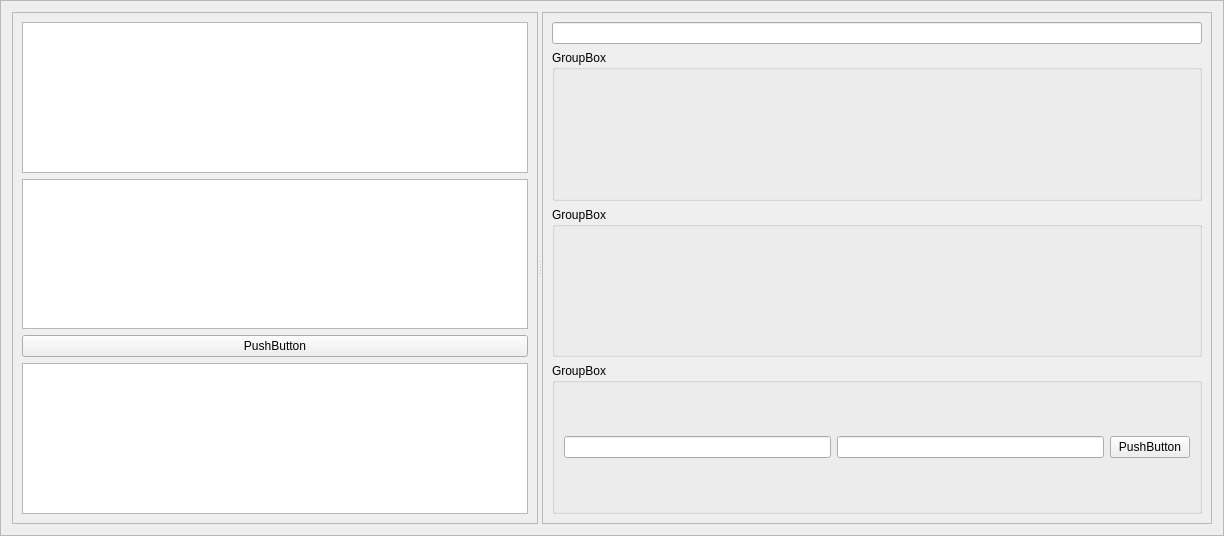
This is paws/ui/qtui/wf_editor.ui in slaclab/paws as Qt 5 draws it before an edit. The edited form follows.
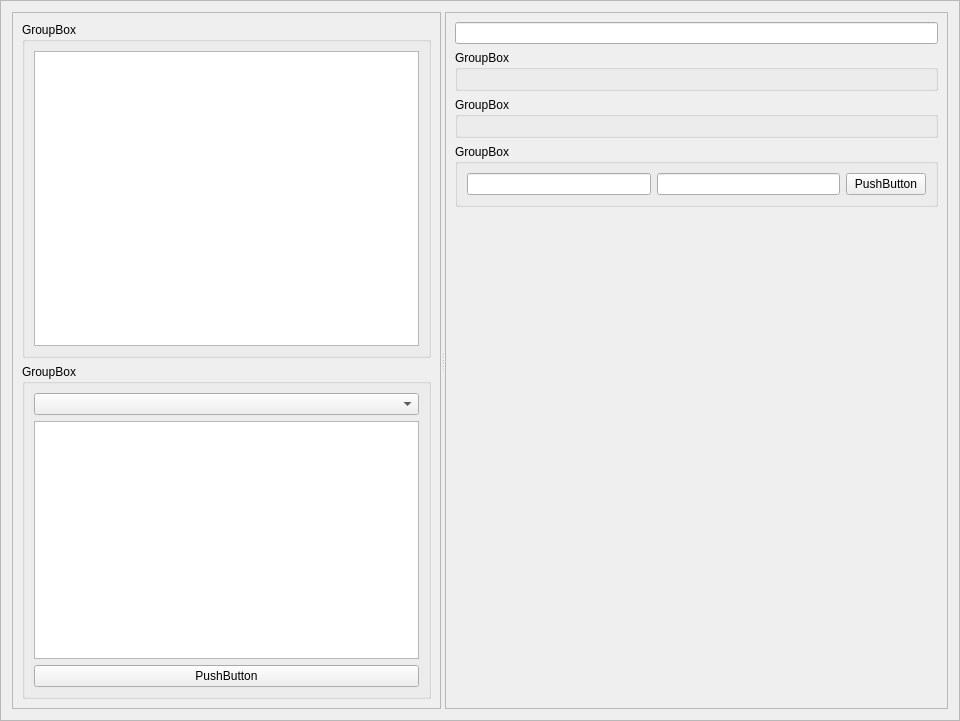
This is the edited form.

Patch:
```diff
--- a/paws/ui/qtui/wf_editor.ui
+++ b/paws/ui/qtui/wf_editor.ui
@@ -6,8 +6,8 @@
    <rect>
     <x>0</x>
     <y>0</y>
-    <width>1224</width>
-    <height>536</height>
+    <width>960</width>
+    <height>721</height>
    </rect>
   </property>
   <property name="windowTitle">
@@ -34,26 +34,51 @@
       </property>
       <layout class="QVBoxLayout" name="verticalLayout">
        <item>
-        <widget class="QTreeView" name="op_selector"/>
-       </item>
-       <item>
-        <widget class="QTreeView" name="wf_browser"/>
-       </item>
-       <item>
-        <widget class="QPushButton" name="rm_op_button">
-         <property name="text">
-          <string>PushButton</string>
+        <widget class="QGroupBox" name="op_box">
+         <property name="title">
+          <string>GroupBox</string>
          </property>
+         <layout class="QGridLayout" name="gridLayout_7">
+          <item row="0" column="0">
+           <widget class="QTreeView" name="op_selector"/>
+          </item>
+         </layout>
+         <zorder>op_selector</zorder>
+         <zorder>op_selector</zorder>
+         <zorder>op_selector</zorder>
+         <zorder>op_selector</zorder>
         </widget>
        </item>
        <item>
-        <widget class="QPlainTextEdit" name="op_info">
-         <property name="readOnly">
-          <bool>true</bool>
+        <widget class="QGroupBox" name="wf_box">
+         <property name="title">
+          <string>GroupBox</string>
          </property>
-         <property name="plainText">
-          <string/>
-         </property>
+         <layout class="QGridLayout" name="gridLayout_6">
+          <item row="0" column="0">
+           <layout class="QGridLayout" name="gridLayout_4">
+            <item row="0" column="0">
+             <widget class="QComboBox" name="wf_selector"/>
+            </item>
+            <item row="1" column="0">
+             <widget class="QTreeView" name="wf_browser"/>
+            </item>
+            <item row="2" column="0">
+             <widget class="QPushButton" name="rm_op_button">
+              <property name="text">
+               <string>PushButton</string>
+              </property>
+             </widget>
+            </item>
+           </layout>
+          </item>
+         </layout>
+         <zorder>wf_selector</zorder>
+         <zorder>rm_op_button</zorder>
+         <zorder>wf_browser</zorder>
+         <zorder>wf_selector</zorder>
+         <zorder>rm_op_button</zorder>
+         <zorder>wf_browser</zorder>
         </widget>
        </item>
       </layout>
@@ -121,6 +146,19 @@
          </layout>
         </widget>
        </item>
+       <item>
+        <spacer name="spacer">
+         <property name="orientation">
+          <enum>Qt::Vertical</enum>
+         </property>
+         <property name="sizeHint" stdset="0">
+          <size>
+           <width>20</width>
+           <height>40</height>
+          </size>
+         </property>
+        </spacer>
+       </item>
       </layout>
      </widget>
     </widget>
```
Left out of the diff: 4 changed lines with no effect on the pictures.
